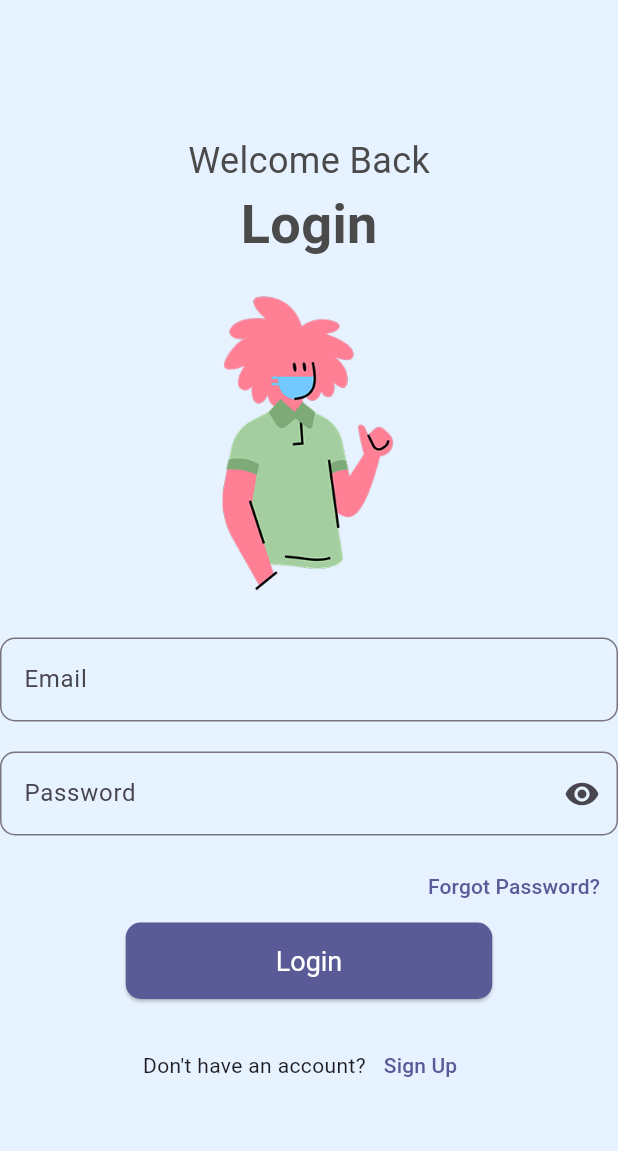
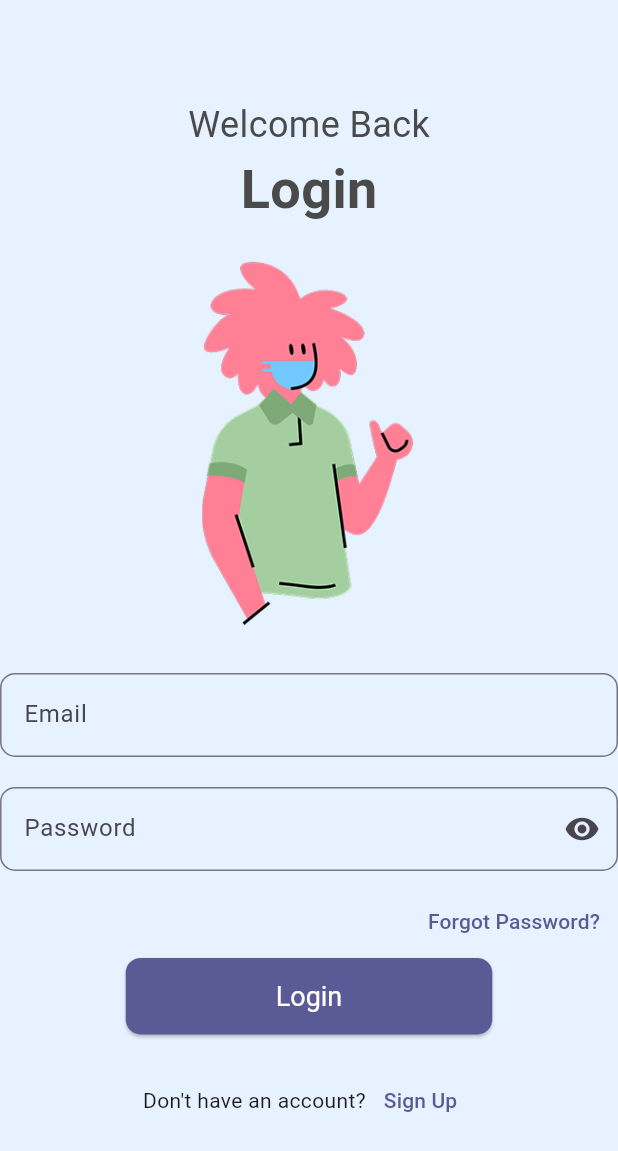
Before and after one commit to ShreyashiYSI/Healthy_me, a Flutter app: the screen it shows after launch, after a tap on "Login", on a phone screen of 412 x 824 dp. Shown: the top 1151 px of the screen. Run offline on Flutter 3.47's test engine with Material 3 defaults, Android fonts, the phone set to English and light mode, and no system bars.

Commit message:
fixed the bottom overflowed error

```diff
--- a/lib/screens/login.dart
+++ b/lib/screens/login.dart
@@ -16,7 +16,10 @@ class _LoginState extends State<Login> {
   Widget build(BuildContext context) {
     return Scaffold(
         backgroundColor: Color(0xFFE6F2FF), // Light blue background
-        body: Center(
+        body: SafeArea(child: Center(child: LayoutBuilder(
+            builder: (BuildContext context, BoxConstraints constraints) {
+          return SingleChildScrollView(
+            child: Center(
               child: Column(
                 mainAxisAlignment: MainAxisAlignment.center,
                 children: <Widget>[
@@ -38,7 +41,10 @@ class _LoginState extends State<Login> {
                       )),
                   SizedBox(height: 20), // Spacing between title and image
                   //image
-            CustomImage(height: 200),
+                  CustomImage(
+                    height: constraints.maxWidth *
+                        0.6, // Adjust aspect ratio as needed
+                  ),
                   //spacing
                   SizedBox(height: 30),
 
@@ -87,9 +93,11 @@ class _LoginState extends State<Login> {
                       //Login button action
                     },
                     style: ElevatedButton.styleFrom(
-                padding: EdgeInsets.symmetric(horizontal: 100, vertical: 15),
+                      padding:
+                          EdgeInsets.symmetric(horizontal: 100, vertical: 15),
                       textStyle: TextStyle(fontSize: 20),
-                backgroundColor: Color(0xFF5A5A97), // Dark purple button color
+                      backgroundColor:
+                          Color(0xFF5A5A97), // Dark purple button color
                       foregroundColor: Colors.white, // White text color
                       shape: RoundedRectangleBorder(
                         borderRadius: BorderRadius.circular(10),
@@ -117,6 +125,9 @@ class _LoginState extends State<Login> {
                     ],
                   )
                 ],
-        )));
+              ),
+            ),
+          );
+        }))));
   }
 }
```
Lines whose indentation alone changed are shown as unchanged.
